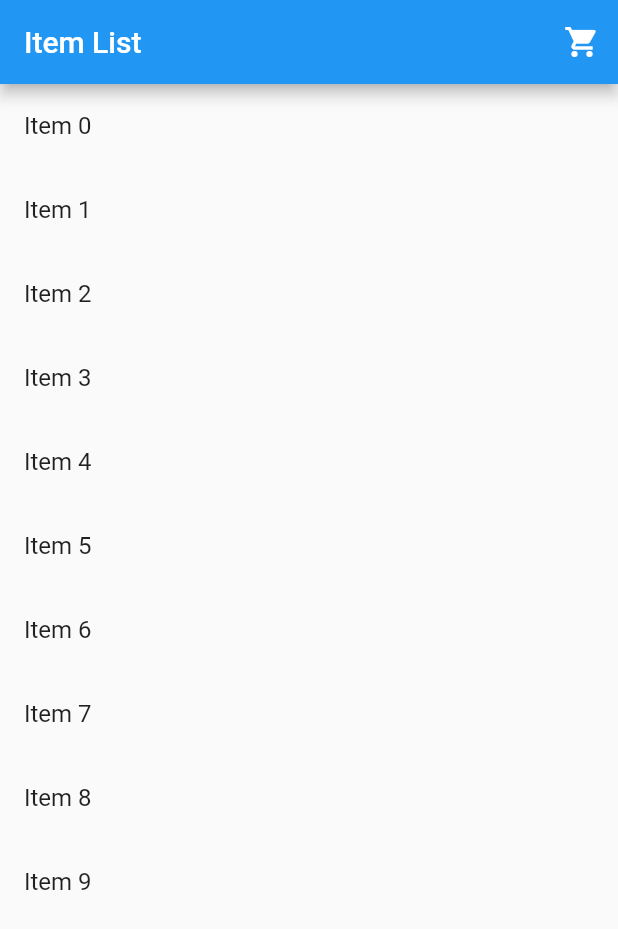
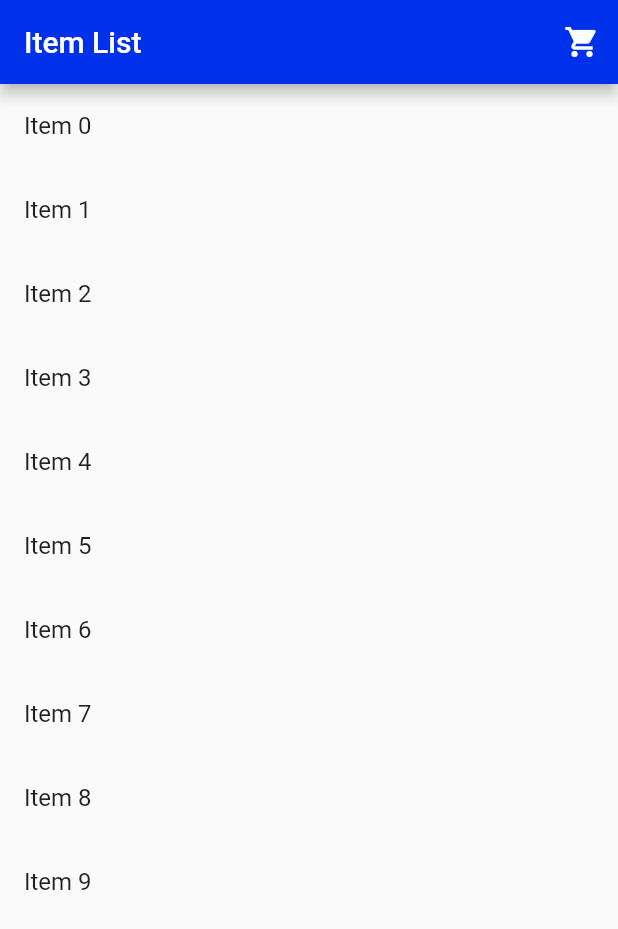
Before and after one commit to Ivy-Walobwa/flutter_declarative_navigation, a Flutter app: the screen it shows after launch, on a phone screen of 412 x 824 dp. Shown: the top 929 px of the screen. Run offline on Flutter 3.47's test engine with Material 2 defaults, Android fonts, the phone set to English and light mode, and no system bars.

Commit message:
update theme

```diff
--- a/lib/presentation/my_app.dart
+++ b/lib/presentation/my_app.dart
@@ -16,9 +16,10 @@ class _MyAppState extends State<MyApp> {
   @override
   Widget build(BuildContext context) {
     return MaterialApp.router(
+      debugShowCheckedModeBanner: false,
       title: 'Flutter Demo',
       theme: ThemeData(
-        primarySwatch: Colors.blue,
+        appBarTheme: const AppBarTheme(color:  Color(0xff0031EA)),
       ),
       routerDelegate: routerDelegate,
       routeInformationParser: routerInformationParser,
```
